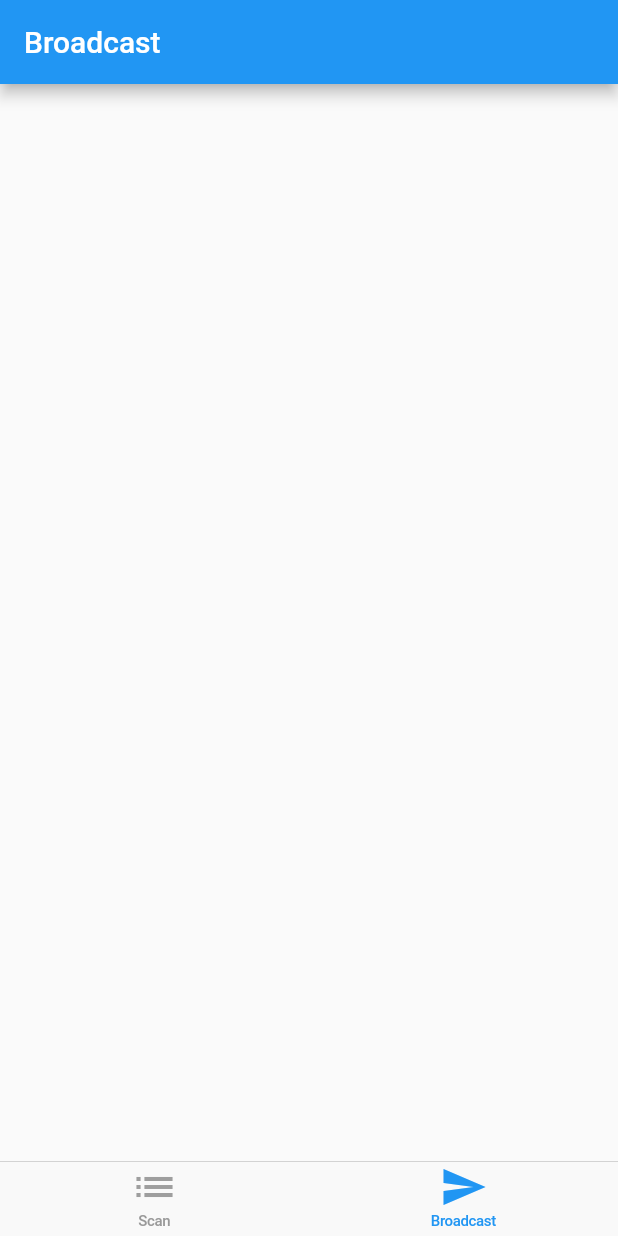
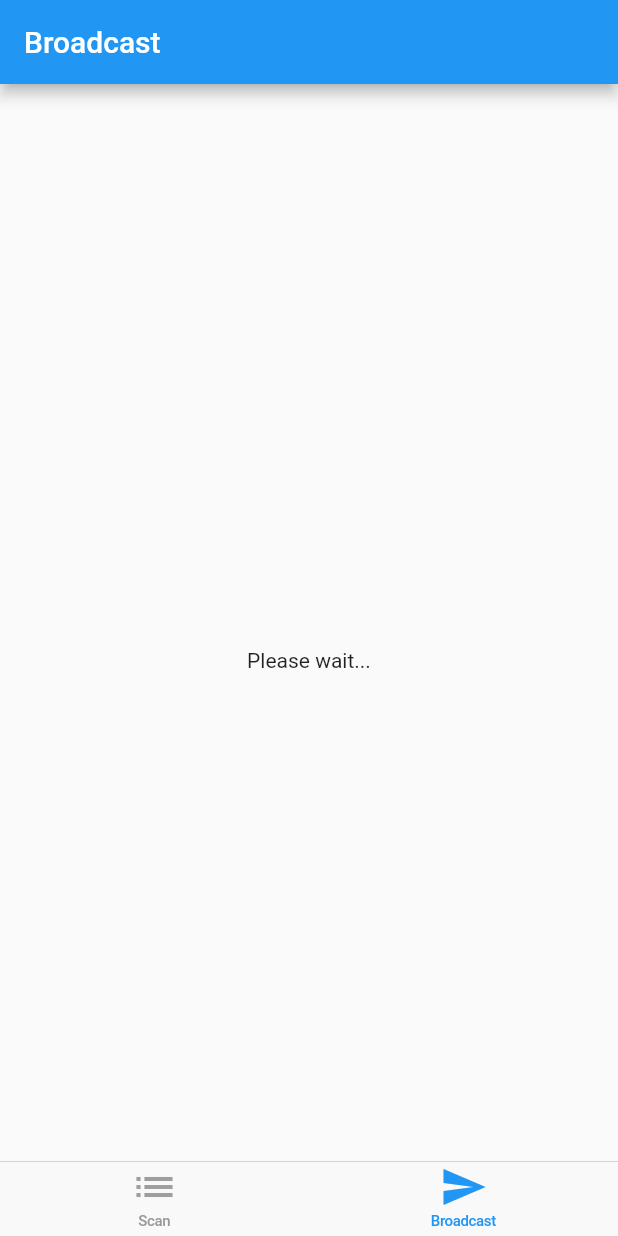
Before and after one commit to mozikeru/flutter_beacon_riverpod, a Flutter app: the screen it shows after launch, item 2 of the bottom bar chosen, on a phone screen of 412 x 824 dp. Run offline on Flutter 3.47's test engine with Material 2 defaults, Android fonts, the phone set to English and light mode, and no system bars; missing offline and left inert: flutter_beacon.

Commit message:
ビーコン発信機能を実装

```diff
--- a/lib/view/pages/beacon_broadcasting_page.dart
+++ b/lib/view/pages/beacon_broadcasting_page.dart
@@ -1,7 +1,8 @@
+// ignore_for_file: avoid_print
+
 import 'package:flutter/material.dart';
+import 'package:flutter_beacon/flutter_beacon.dart';
 import 'package:flutter_beacon_riverpod/util/constants.dart';
-
-import 'package:flutter_beacon/flutter_beacon.dart';
 
 class BeaconBroadcastingPage extends StatefulWidget {
   const BeaconBroadcastingPage({Key? key}) : super(key: key);
@@ -10,14 +11,218 @@ class BeaconBroadcastingPage extends StatefulWidget {
   _BeaconBroadcastingPageState createState() => _BeaconBroadcastingPageState();
 }
 
-class _BeaconBroadcastingPageState extends State<BeaconBroadcastingPage> {
+class _BeaconBroadcastingPageState extends State<BeaconBroadcastingPage>
+    with WidgetsBindingObserver {
+  final clearFocus = FocusNode();
+  bool authorizationStatusOk = false;
+  bool locationServiceEnabled = false;
+  bool bluetoothEnabled = false;
+  bool broadcasting = false;
+
+  final regexUUID = RegExp(
+      r'[0-9a-fA-F]{8}\-[0-9a-fA-F]{4}\-[0-9a-fA-F]{4}\-[0-9a-fA-F]{4}\-[0-9a-fA-F]{12}');
+  final uuidController = TextEditingController(text: kProximityUUID);
+  final majorController = TextEditingController(text: '0');
+  final minorController = TextEditingController(text: '0');
+
+  bool get broadcastReady =>
+      authorizationStatusOk == true &&
+      locationServiceEnabled == true &&
+      bluetoothEnabled == true;
+
+  @override
+  void initState() {
+    WidgetsBinding.instance?.addObserver(this);
+    super.initState();
+
+    checkAllRequirements();
+  }
+
+  ///
+  /// 権限チェック
+  ///
+  checkAllRequirements() async {
+    final bluetoothState = await flutterBeacon.bluetoothState;
+    final bluetoothEnabled = bluetoothState == BluetoothState.stateOn;
+    final authorizationStatus = await flutterBeacon.authorizationStatus;
+    final authorizationStatusOk =
+        authorizationStatus == AuthorizationStatus.allowed ||
+            authorizationStatus == AuthorizationStatus.whenInUse ||
+            authorizationStatus == AuthorizationStatus.always;
+    final locationServiceEnabled =
+        await flutterBeacon.checkLocationServicesIfEnabled;
+
+    print('broadcast: authorizationStatusOk=$authorizationStatusOk, '
+        'locationServiceEnabled=$locationServiceEnabled, '
+        'bluetoothEnabled=$bluetoothEnabled');
+
+    setState(() {
+      this.authorizationStatusOk = authorizationStatusOk;
+      this.locationServiceEnabled = locationServiceEnabled;
+      this.bluetoothEnabled = bluetoothEnabled;
+    });
+  }
+
+  @override
+  void didChangeAppLifecycleState(AppLifecycleState state) async {
+    print('AppLifecycleState = $state');
+    if (state == AppLifecycleState.resumed) {
+      await checkAllRequirements();
+    } else if (state == AppLifecycleState.paused) {}
+  }
+
+  @override
+  void dispose() {
+    WidgetsBinding.instance?.removeObserver(this);
+    flutterBeacon.close;
+
+    clearFocus.dispose();
+
+    super.dispose();
+  }
+
   @override
   Widget build(BuildContext context) {
     return Scaffold(
+      resizeToAvoidBottomInset: false,
       appBar: AppBar(
         title: const Text('Broadcast'),
+        centerTitle: false,
       ),
-      body: Container(),
+      body: GestureDetector(
+        onTap: () => FocusScope.of(context).requestFocus(clearFocus),
+        child: broadcastReady != true
+            ? const Center(child: Text('Please wait...'))
+            : Form(
+                autovalidateMode: AutovalidateMode.onUserInteraction,
+                child: Container(
+                  padding:
+                      const EdgeInsets.symmetric(horizontal: 16, vertical: 8),
+                  child: Column(
+                    crossAxisAlignment: CrossAxisAlignment.stretch,
+                    children: [
+                      uuidField,
+                      majorField,
+                      minorField,
+                      const SizedBox(height: 16),
+                      buttonBroadcast,
+                    ],
+                  ),
+                ),
+              ),
+      ),
+    );
+  }
+
+  Widget get uuidField {
+    return TextFormField(
+      readOnly: broadcasting,
+      controller: uuidController,
+      decoration: const InputDecoration(
+        labelText: 'Proximity UUID',
+      ),
+      validator: (val) {
+        if (val == null || val.isEmpty) {
+          return 'Proximity UUID required';
+        }
+
+        if (!regexUUID.hasMatch(val)) {
+          return 'Invalid Proxmity UUID format';
+        }
+
+        return null;
+      },
+    );
+  }
+
+  Widget get majorField {
+    return TextFormField(
+      readOnly: broadcasting,
+      controller: majorController,
+      decoration: const InputDecoration(
+        labelText: 'Major',
+      ),
+      keyboardType: TextInputType.number,
+      validator: (val) {
+        if (val == null || val.isEmpty) {
+          return 'Major required';
+        }
+
+        try {
+          int major = int.parse(val);
+
+          if (major < 0 || major > 65535) {
+            return 'Major must be number between 0 and 65535';
+          }
+        } on FormatException {
+          return 'Major must be number';
+        }
+
+        return null;
+      },
+    );
+  }
+
+  Widget get minorField {
+    return TextFormField(
+      readOnly: broadcasting,
+      controller: minorController,
+      decoration: const InputDecoration(
+        labelText: 'Minor',
+      ),
+      keyboardType: TextInputType.number,
+      validator: (val) {
+        if (val == null || val.isEmpty) {
+          return 'Minor required';
+        }
+
+        try {
+          int minor = int.parse(val);
+
+          if (minor < 0 || minor > 65535) {
+            return 'Minor must be number between 0 and 65535';
+          }
+        } on FormatException {
+          return 'Minor must be number';
+        }
+
+        return null;
+      },
+    );
+  }
+
+  Widget get buttonBroadcast {
+    final ButtonStyle raisedButtonStyle = ElevatedButton.styleFrom(
+      onPrimary: Colors.white,
+      primary: broadcasting ? Colors.red : Theme.of(context).primaryColor,
+      minimumSize: const Size(88, 36),
+      padding: const EdgeInsets.symmetric(horizontal: 16),
+      shape: const RoundedRectangleBorder(
+        borderRadius: BorderRadius.all(Radius.circular(2)),
+      ),
+    );
+    return ElevatedButton(
+      style: raisedButtonStyle,
+      onPressed: () async {
+        if (broadcasting) {
+          await flutterBeacon.stopBroadcast();
+        } else {
+          await flutterBeacon.startBroadcast(BeaconBroadcast(
+            proximityUUID: uuidController.text,
+            major: int.tryParse(majorController.text) ?? 0,
+            minor: int.tryParse(minorController.text) ?? 0,
+          ));
+        }
+
+        final isBroadcasting = await flutterBeacon.isBroadcasting();
+
+        if (mounted) {
+          setState(() {
+            broadcasting = isBroadcasting;
+          });
+        }
+      },
+      child: Text('Broadcast${broadcasting ? 'ing' : ''}'),
     );
   }
 }
```
